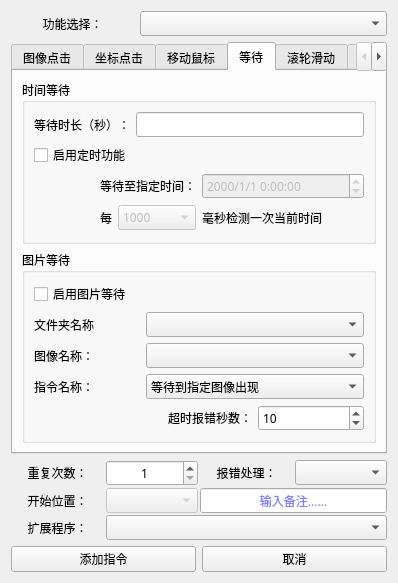
Above: 窗体/navigation.ui from FsterThanLight/automatic_clicker_2 before the change. Below: the same form after it.
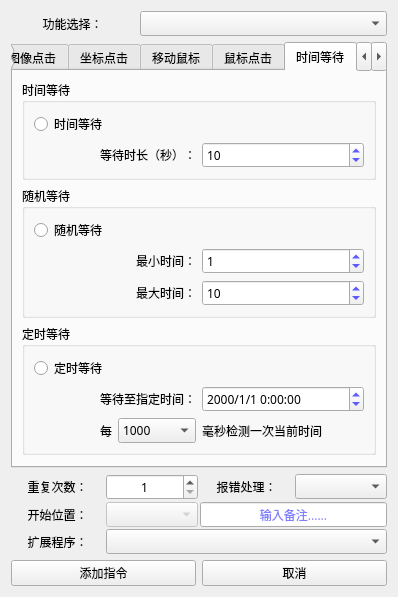
That is the form after the change. The open tabs and pages were chosen to show the change. Icons and pictures are not drawn.

Commit message: 2024年01月11日 20:22:57 等待指令优化

Diff of the .ui file:
```diff
--- a/窗体/navigation.ui
+++ b/窗体/navigation.ui
@@ -695,11 +695,66 @@
        </item>
       </layout>
      </widget>
+     <widget class="QWidget" name="tab_9">
+      <attribute name="title">
+       <string>鼠标点击</string>
+      </attribute>
+      <layout class="QVBoxLayout" name="verticalLayout_17">
+       <item>
+        <layout class="QHBoxLayout" name="horizontalLayout_17">
+         <item>
+          <widget class="QLabel" name="label_32">
+           <property name="text">
+            <string>鼠标在当前位置执行：</string>
+           </property>
+          </widget>
+         </item>
+         <item>
+          <widget class="QComboBox" name="comboBox_7">
+           <item>
+            <property name="text">
+             <string>左键单击</string>
+            </property>
+           </item>
+           <item>
+            <property name="text">
+             <string>左键双击</string>
+            </property>
+           </item>
+           <item>
+            <property name="text">
+             <string>右键单击</string>
+            </property>
+           </item>
+           <item>
+            <property name="text">
+             <string>右键双击</string>
+            </property>
+           </item>
+          </widget>
+         </item>
+        </layout>
+       </item>
+       <item>
+        <spacer name="verticalSpacer_4">
+         <property name="orientation">
+          <enum>Qt::Vertical</enum>
+         </property>
+         <property name="sizeHint" stdset="0">
+          <size>
+           <width>20</width>
+           <height>40</height>
+          </size>
+         </property>
+        </spacer>
+       </item>
+      </layout>
+     </widget>
      <widget class="QWidget" name="tab_3">
       <attribute name="title">
-       <string>等待</string>
+       <string>时间等待</string>
       </attribute>
-      <layout class="QVBoxLayout" name="verticalLayout_5">
+      <layout class="QVBoxLayout" name="verticalLayout_42">
        <item>
         <widget class="QGroupBox" name="groupBox">
          <property name="title">
@@ -707,62 +762,250 @@
          </property>
          <layout class="QVBoxLayout" name="verticalLayout_19">
           <item>
-           <layout class="QHBoxLayout" name="horizontalLayout_6">
-            <item>
+           <layout class="QGridLayout" name="gridLayout_28">
+            <item row="1" column="0">
              <widget class="QLabel" name="label_14">
+              <property name="layoutDirection">
+               <enum>Qt::LeftToRight</enum>
+              </property>
               <property name="text">
                <string>等待时长（秒）：</string>
               </property>
-             </widget>
-            </item>
-            <item>
-             <widget class="QLineEdit" name="lineEdit_2">
-              <property name="alignment">
-               <set>Qt::AlignCenter</set>
-              </property>
-             </widget>
-            </item>
-           </layout>
-          </item>
-          <item>
-           <layout class="QGridLayout" name="gridLayout_6">
-            <item row="1" column="0">
-             <widget class="QLabel" name="label_15">
-              <property name="text">
-               <string>等待至指定时间：</string>
-              </property>
               <property name="alignment">
                <set>Qt::AlignRight|Qt::AlignTrailing|Qt::AlignVCenter</set>
               </property>
              </widget>
             </item>
             <item row="1" column="1">
-             <widget class="QDateTimeEdit" name="dateTimeEdit">
-              <property name="enabled">
-               <bool>false</bool>
+             <widget class="QSpinBox" name="spinBox_13">
+              <property name="palette">
+               <palette>
+                <active>
+                 <colorrole role="WindowText">
+                  <brush brushstyle="SolidPattern">
+                   <color alpha="255">
+                    <red>0</red>
+                    <green>0</green>
+                    <blue>255</blue>
+                   </color>
+                  </brush>
+                 </colorrole>
+                </active>
+                <inactive>
+                 <colorrole role="WindowText">
+                  <brush brushstyle="SolidPattern">
+                   <color alpha="255">
+                    <red>0</red>
+                    <green>0</green>
+                    <blue>255</blue>
+                   </color>
+                  </brush>
+                 </colorrole>
+                </inactive>
+                <disabled>
+                 <colorrole role="WindowText">
+                  <brush brushstyle="SolidPattern">
+                   <color alpha="255">
+                    <red>120</red>
+                    <green>120</green>
+                    <blue>120</blue>
+                   </color>
+                  </brush>
+                 </colorrole>
+                </disabled>
+               </palette>
               </property>
-              <property name="layoutDirection">
-               <enum>Qt::LeftToRight</enum>
+              <property name="minimum">
+               <number>1</number>
               </property>
-              <property name="alignment">
-               <set>Qt::AlignLeading|Qt::AlignLeft|Qt::AlignVCenter</set>
+              <property name="maximum">
+               <number>999999</number>
               </property>
-              <property name="displayFormat">
-               <string>yyyy/M/d H:mm:ss</string>
+              <property name="value">
+               <number>10</number>
               </property>
              </widget>
             </item>
             <item row="0" column="0" colspan="2">
-             <widget class="QCheckBox" name="checkBox">
-              <property name="layoutDirection">
-               <enum>Qt::LeftToRight</enum>
+             <widget class="QRadioButton" name="radioButton_16">
+              <property name="text">
+               <string>时间等待</string>
               </property>
+              <property name="checkable">
+               <bool>true</bool>
+              </property>
+              <property name="autoRepeat">
+               <bool>true</bool>
+              </property>
+              <property name="autoExclusive">
+               <bool>true</bool>
+              </property>
+             </widget>
+            </item>
+           </layout>
+          </item>
+         </layout>
+        </widget>
+       </item>
+       <item>
+        <widget class="QGroupBox" name="groupBox_16">
+         <property name="title">
+          <string>随机等待</string>
+         </property>
+         <layout class="QVBoxLayout" name="verticalLayout_41">
+          <item>
+           <widget class="QRadioButton" name="radioButton_18">
+            <property name="text">
+             <string>随机等待</string>
+            </property>
+           </widget>
+          </item>
+          <item>
+           <layout class="QGridLayout" name="gridLayout_29">
+            <item row="0" column="0">
+             <widget class="QLabel" name="label_78">
               <property name="text">
-               <string>启用定时功能</string>
+               <string>最小时间：</string>
               </property>
+              <property name="alignment">
+               <set>Qt::AlignRight|Qt::AlignTrailing|Qt::AlignVCenter</set>
+              </property>
              </widget>
             </item>
-            <item row="2" column="0">
+            <item row="0" column="1">
+             <widget class="QSpinBox" name="spinBox_14">
+              <property name="palette">
+               <palette>
+                <active>
+                 <colorrole role="WindowText">
+                  <brush brushstyle="SolidPattern">
+                   <color alpha="255">
+                    <red>0</red>
+                    <green>0</green>
+                    <blue>255</blue>
+                   </color>
+                  </brush>
+                 </colorrole>
+                </active>
+                <inactive>
+                 <colorrole role="WindowText">
+                  <brush brushstyle="SolidPattern">
+                   <color alpha="255">
+                    <red>0</red>
+                    <green>0</green>
+                    <blue>255</blue>
+                   </color>
+                  </brush>
+                 </colorrole>
+                </inactive>
+                <disabled>
+                 <colorrole role="WindowText">
+                  <brush brushstyle="SolidPattern">
+                   <color alpha="255">
+                    <red>120</red>
+                    <green>120</green>
+                    <blue>120</blue>
+                   </color>
+                  </brush>
+                 </colorrole>
+                </disabled>
+               </palette>
+              </property>
+              <property name="maximum">
+               <number>999999</number>
+              </property>
+              <property name="value">
+               <number>1</number>
+              </property>
+             </widget>
+            </item>
+            <item row="1" column="0">
+             <widget class="QLabel" name="label_79">
+              <property name="text">
+               <string>最大时间：</string>
+              </property>
+              <property name="alignment">
+               <set>Qt::AlignRight|Qt::AlignTrailing|Qt::AlignVCenter</set>
+              </property>
+             </widget>
+            </item>
+            <item row="1" column="1">
+             <widget class="QSpinBox" name="spinBox_15">
+              <property name="palette">
+               <palette>
+                <active>
+                 <colorrole role="WindowText">
+                  <brush brushstyle="SolidPattern">
+                   <color alpha="255">
+                    <red>0</red>
+                    <green>0</green>
+                    <blue>255</blue>
+                   </color>
+                  </brush>
+                 </colorrole>
+                </active>
+                <inactive>
+                 <colorrole role="WindowText">
+                  <brush brushstyle="SolidPattern">
+                   <color alpha="255">
+                    <red>0</red>
+                    <green>0</green>
+                    <blue>255</blue>
+                   </color>
+                  </brush>
+                 </colorrole>
+                </inactive>
+                <disabled>
+                 <colorrole role="WindowText">
+                  <brush brushstyle="SolidPattern">
+                   <color alpha="255">
+                    <red>120</red>
+                    <green>120</green>
+                    <blue>120</blue>
+                   </color>
+                  </brush>
+                 </colorrole>
+                </disabled>
+               </palette>
+              </property>
+              <property name="maximum">
+               <number>999999</number>
+              </property>
+              <property name="value">
+               <number>10</number>
+              </property>
+             </widget>
+            </item>
+           </layout>
+          </item>
+         </layout>
+        </widget>
+       </item>
+       <item>
+        <widget class="QGroupBox" name="groupBox_15">
+         <property name="title">
+          <string>定时等待</string>
+         </property>
+         <layout class="QVBoxLayout" name="verticalLayout_5">
+          <item>
+           <widget class="QRadioButton" name="radioButton_17">
+            <property name="text">
+             <string>定时等待</string>
+            </property>
+            <property name="checkable">
+             <bool>true</bool>
+            </property>
+            <property name="autoRepeat">
+             <bool>true</bool>
+            </property>
+            <property name="autoExclusive">
+             <bool>true</bool>
+            </property>
+           </widget>
+          </item>
+          <item>
+           <layout class="QGridLayout" name="gridLayout_6">
+            <item row="1" column="0">
              <layout class="QHBoxLayout" name="horizontalLayout_8">
               <item>
                <widget class="QLabel" name="label_25">
@@ -780,7 +1023,7 @@
               <item>
                <widget class="QComboBox" name="comboBox_6">
                 <property name="enabled">
-                 <bool>false</bool>
+                 <bool>true</bool>
                 </property>
                 <property name="currentText">
                  <string>1000</string>
@@ -819,7 +1062,70 @@
               </item>
              </layout>
             </item>
-            <item row="2" column="1">
+            <item row="0" column="0">
+             <widget class="QLabel" name="label_15">
+              <property name="text">
+               <string>等待至指定时间：</string>
+              </property>
+              <property name="alignment">
+               <set>Qt::AlignRight|Qt::AlignTrailing|Qt::AlignVCenter</set>
+              </property>
+             </widget>
+            </item>
+            <item row="0" column="1">
+             <widget class="QDateTimeEdit" name="dateTimeEdit">
+              <property name="enabled">
+               <bool>true</bool>
+              </property>
+              <property name="palette">
+               <palette>
+                <active>
+                 <colorrole role="WindowText">
+                  <brush brushstyle="SolidPattern">
+                   <color alpha="255">
+                    <red>0</red>
+                    <green>0</green>
+                    <blue>255</blue>
+                   </color>
+                  </brush>
+                 </colorrole>
+                </active>
+                <inactive>
+                 <colorrole role="WindowText">
+                  <brush brushstyle="SolidPattern">
+                   <color alpha="255">
+                    <red>0</red>
+                    <green>0</green>
+                    <blue>255</blue>
+                   </color>
+                  </brush>
+                 </colorrole>
+                </inactive>
+                <disabled>
+                 <colorrole role="WindowText">
+                  <brush brushstyle="SolidPattern">
+                   <color alpha="255">
+                    <red>120</red>
+                    <green>120</green>
+                    <blue>120</blue>
+                   </color>
+                  </brush>
+                 </colorrole>
+                </disabled>
+               </palette>
+              </property>
+              <property name="layoutDirection">
+               <enum>Qt::LeftToRight</enum>
+              </property>
+              <property name="alignment">
+               <set>Qt::AlignLeading|Qt::AlignLeft|Qt::AlignVCenter</set>
+              </property>
+              <property name="displayFormat">
+               <string>yyyy/M/d H:mm:ss</string>
+              </property>
+             </widget>
+            </item>
+            <item row="1" column="1">
              <widget class="QLabel" name="label_26">
               <property name="text">
                <string>毫秒检测一次当前时间</string>
@@ -832,6 +1138,26 @@
         </widget>
        </item>
        <item>
+        <spacer name="verticalSpacer_17">
+         <property name="orientation">
+          <enum>Qt::Vertical</enum>
+         </property>
+         <property name="sizeHint" stdset="0">
+          <size>
+           <width>20</width>
+           <height>40</height>
+          </size>
+         </property>
+        </spacer>
+       </item>
+      </layout>
+     </widget>
+     <widget class="QWidget" name="tab_19">
+      <attribute name="title">
+       <string>图像等待</string>
+      </attribute>
+      <layout class="QVBoxLayout" name="verticalLayout_40">
+       <item>
         <widget class="QGroupBox" name="groupBox_2">
          <property name="title">
           <string>图片等待</string>
@@ -839,54 +1165,14 @@
          <layout class="QVBoxLayout" name="verticalLayout_20">
           <item>
            <layout class="QGridLayout" name="gridLayout_9">
-            <item row="2" column="0">
+            <item row="1" column="0">
              <widget class="QLabel" name="label_46">
               <property name="text">
                <string>图像名称：</string>
               </property>
              </widget>
             </item>
-            <item row="4" column="2">
-             <widget class="QSpinBox" name="spinBox_6">
-              <property name="minimum">
-               <number>1</number>
-              </property>
-              <property name="maximum">
-               <number>86400</number>
-              </property>
-              <property name="value">
-               <number>10</number>
-              </property>
-             </widget>
-            </item>
-            <item row="0" column="0" colspan="3">
-             <widget class="QCheckBox" name="checkBox_5">
-              <property name="text">
-               <string>启用图片等待</string>
-              </property>
-             </widget>
-            </item>
-            <item row="1" column="0">
-             <widget class="QLabel" name="label_45">
-              <property name="text">
-               <string>文件夹名称</string>
-              </property>
-             </widget>
-            </item>
-            <item row="3" column="0">
-             <widget class="QLabel" name="label_47">
-              <property name="text">
-               <string>指令名称：</string>
-              </property>
-             </widget>
-            </item>
-            <item row="1" column="1" colspan="2">
-             <widget class="QComboBox" name="comboBox_17"/>
-            </item>
             <item row="2" column="1" colspan="2">
-             <widget class="QComboBox" name="comboBox_18"/>
-            </item>
-            <item row="3" column="1" colspan="2">
              <widget class="QComboBox" name="comboBox_19">
               <item>
                <property name="text">
@@ -900,7 +1186,23 @@
               </item>
              </widget>
             </item>
-            <item row="4" column="0" colspan="2">
+            <item row="3" column="2">
+             <widget class="QSpinBox" name="spinBox_6">
+              <property name="minimum">
+               <number>1</number>
+              </property>
+              <property name="maximum">
+               <number>86400</number>
+              </property>
+              <property name="value">
+               <number>10</number>
+              </property>
+             </widget>
+            </item>
+            <item row="1" column="1" colspan="2">
+             <widget class="QComboBox" name="comboBox_18"/>
+            </item>
+            <item row="3" column="0" colspan="2">
              <widget class="QLabel" name="label_48">
               <property name="text">
                <string>超时报错秒数：</string>
@@ -910,6 +1212,23 @@
               </property>
              </widget>
             </item>
+            <item row="0" column="0">
+             <widget class="QLabel" name="label_45">
+              <property name="text">
+               <string>文件夹名称</string>
+              </property>
+             </widget>
+            </item>
+            <item row="0" column="1" colspan="2">
+             <widget class="QComboBox" name="comboBox_17"/>
+            </item>
+            <item row="2" column="0">
+             <widget class="QLabel" name="label_47">
+              <property name="text">
+               <string>指令名称：</string>
+              </property>
+             </widget>
+            </item>
            </layout>
           </item>
          </layout>
@@ -1487,61 +1806,6 @@
        </item>
       </layout>
      </widget>
-     <widget class="QWidget" name="tab_9">
-      <attribute name="title">
-       <string>鼠标点击</string>
-      </attribute>
-      <layout class="QVBoxLayout" name="verticalLayout_17">
-       <item>
-        <layout class="QHBoxLayout" name="horizontalLayout_17">
-         <item>
-          <widget class="QLabel" name="label_32">
-           <property name="text">
-            <string>鼠标在当前位置执行：</string>
-           </property>
-          </widget>
-         </item>
-         <item>
-          <widget class="QComboBox" name="comboBox_7">
-           <item>
-            <property name="text">
-             <string>左键单击</string>
-            </property>
-           </item>
-           <item>
-            <property name="text">
-             <string>左键双击</string>
-            </property>
-           </item>
-           <item>
-            <property name="text">
-             <string>右键单击</string>
-            </property>
-           </item>
-           <item>
-            <property name="text">
-             <string>右键双击</string>
-            </property>
-           </item>
-          </widget>
-         </item>
-        </layout>
-       </item>
-       <item>
-        <spacer name="verticalSpacer_4">
-         <property name="orientation">
-          <enum>Qt::Vertical</enum>
-         </property>
-         <property name="sizeHint" stdset="0">
-          <size>
-           <width>20</width>
-           <height>40</height>
-          </size>
-         </property>
-        </spacer>
-       </item>
-      </layout>
-     </widget>
      <widget class="QWidget" name="tab_14">
       <attribute name="title">
        <string>鼠标拖拽</string>
```
Left out of the diff: 61 changed lines with no effect on the pictures. The commit also changes 8 other files.
